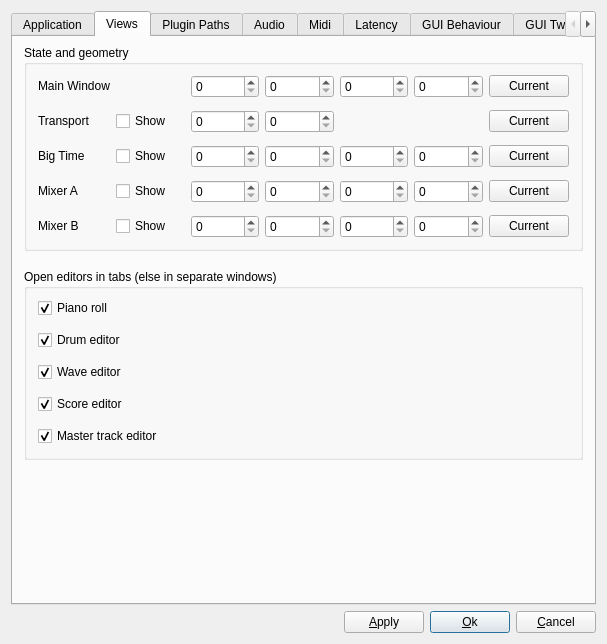
Old version of the form muse3/muse/components/gensetbase.ui in the repository emrum/muse.
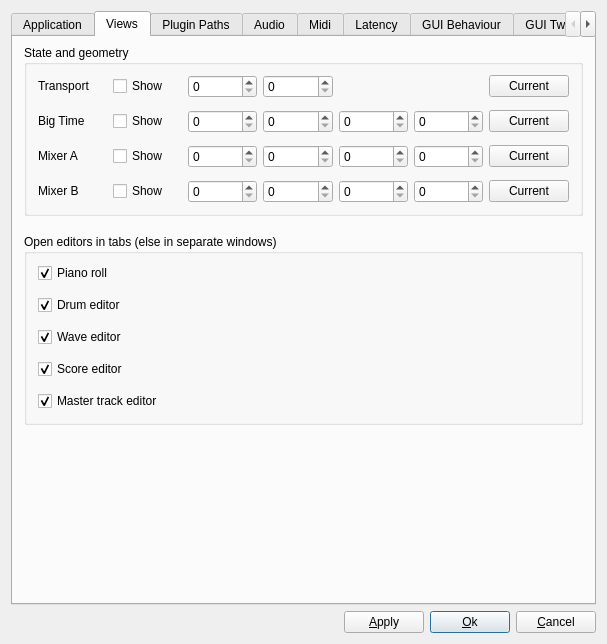
New version of the form. The open tabs and pages were chosen to show the change.

Commit message: Remove redundant state setting for main window

```diff
--- a/muse3/muse/components/gensetbase.ui
+++ b/muse3/muse/components/gensetbase.ui
@@ -355,81 +355,30 @@
           <property name="verticalSpacing">
            <number>12</number>
           </property>
-          <item row="1" column="3">
-           <widget class="QSpinBox" name="transportY">
-            <property name="toolTip">
-             <string>y-pos</string>
-            </property>
-            <property name="maximum">
-             <number>9999</number>
-            </property>
-           </widget>
-          </item>
           <item row="1" column="1">
-           <widget class="QCheckBox" name="showTransport">
-            <property name="text">
-             <string>Show</string>
-            </property>
-           </widget>
-          </item>
-          <item row="1" column="2">
-           <widget class="QSpinBox" name="transportX">
-            <property name="toolTip">
-             <string>x-pos</string>
-            </property>
-            <property name="maximum">
-             <number>9999</number>
-            </property>
-           </widget>
-          </item>
-          <item row="0" column="5">
-           <widget class="QSpinBox" name="mainH">
-            <property name="toolTip">
-             <string>height</string>
-            </property>
-            <property name="maximum">
-             <number>9999</number>
-            </property>
-           </widget>
-          </item>
-          <item row="0" column="4">
-           <widget class="QSpinBox" name="mainW">
-            <property name="toolTip">
-             <string>width</string>
-            </property>
-            <property name="maximum">
-             <number>9999</number>
-            </property>
-           </widget>
-          </item>
-          <item row="0" column="3">
-           <widget class="QSpinBox" name="mainY">
-            <property name="toolTip">
-             <string>y-pos</string>
-            </property>
-            <property name="maximum">
-             <number>9999</number>
-            </property>
-           </widget>
-          </item>
-          <item row="0" column="2">
-           <widget class="QSpinBox" name="mainX">
-            <property name="toolTip">
-             <string>x-pos</string>
-            </property>
-            <property name="maximum">
-             <number>9999</number>
-            </property>
-           </widget>
-          </item>
-          <item row="2" column="1">
            <widget class="QCheckBox" name="showBigtime">
             <property name="text">
              <string>Show</string>
             </property>
            </widget>
           </item>
-          <item row="2" column="2">
+          <item row="0" column="0">
+           <widget class="QLabel" name="textLabel2">
+            <property name="sizePolicy">
+             <sizepolicy hsizetype="Preferred" vsizetype="Fixed">
+              <horstretch>0</horstretch>
+              <verstretch>0</verstretch>
+             </sizepolicy>
+            </property>
+            <property name="text">
+             <string>Transport</string>
+            </property>
+            <property name="wordWrap">
+             <bool>false</bool>
+            </property>
+           </widget>
+          </item>
+          <item row="1" column="2">
            <widget class="QSpinBox" name="bigtimeX">
             <property name="toolTip">
              <string>x-pos</string>
@@ -440,7 +389,7 @@
            </widget>
           </item>
           <item row="2" column="3">
-           <widget class="QSpinBox" name="bigtimeY">
+           <widget class="QSpinBox" name="mixerY">
             <property name="toolTip">
              <string>y-pos</string>
             </property>
@@ -449,41 +398,77 @@
             </property>
            </widget>
           </item>
-          <item row="2" column="4">
-           <widget class="QSpinBox" name="bigtimeW">
-            <property name="toolTip">
-             <string>width</string>
-            </property>
-            <property name="maximum">
-             <number>9999</number>
-            </property>
-           </widget>
-          </item>
-          <item row="2" column="5">
-           <widget class="QSpinBox" name="bigtimeH">
-            <property name="toolTip">
-             <string>height</string>
-            </property>
-            <property name="maximum">
-             <number>9999</number>
-            </property>
-           </widget>
-          </item>
-          <item row="3" column="1">
+          <item row="2" column="1">
            <widget class="QCheckBox" name="showMixer">
             <property name="text">
              <string>Show</string>
             </property>
            </widget>
           </item>
-          <item row="4" column="1">
+          <item row="0" column="2">
+           <widget class="QSpinBox" name="transportX">
+            <property name="toolTip">
+             <string>x-pos</string>
+            </property>
+            <property name="maximum">
+             <number>9999</number>
+            </property>
+           </widget>
+          </item>
+          <item row="3" column="3">
+           <widget class="QSpinBox" name="mixer2Y">
+            <property name="toolTip">
+             <string>y-pos</string>
+            </property>
+            <property name="maximum">
+             <number>9999</number>
+            </property>
+           </widget>
+          </item>
+          <item row="0" column="3">
+           <widget class="QSpinBox" name="transportY">
+            <property name="toolTip">
+             <string>y-pos</string>
+            </property>
+            <property name="maximum">
+             <number>9999</number>
+            </property>
+           </widget>
+          </item>
+          <item row="3" column="1">
            <widget class="QCheckBox" name="showMixer2">
             <property name="text">
              <string>Show</string>
             </property>
            </widget>
           </item>
-          <item row="3" column="0">
+          <item row="1" column="4">
+           <widget class="QSpinBox" name="bigtimeW">
+            <property name="toolTip">
+             <string>width</string>
+            </property>
+            <property name="maximum">
+             <number>9999</number>
+            </property>
+           </widget>
+          </item>
+          <item row="0" column="6">
+           <widget class="QPushButton" name="setTransportCurrent">
+            <property name="sizePolicy">
+             <sizepolicy hsizetype="Preferred" vsizetype="Fixed">
+              <horstretch>0</horstretch>
+              <verstretch>0</verstretch>
+             </sizepolicy>
+            </property>
+            <property name="toolTip">
+             <string>Set current values</string>
+            </property>
+            <property name="text">
+             <string>Current</string>
+            </property>
+           </widget>
+          </item>
+          <item row="2" column="0">
            <widget class="QLabel" name="textLabel4">
             <property name="sizePolicy">
              <sizepolicy hsizetype="Preferred" vsizetype="Fixed">
@@ -499,23 +484,20 @@
             </property>
            </widget>
           </item>
-          <item row="4" column="0">
-           <widget class="QLabel" name="textLabel4_2">
+          <item row="2" column="6">
+           <widget class="QPushButton" name="setMixerCurrent">
             <property name="sizePolicy">
-             <sizepolicy hsizetype="Preferred" vsizetype="Fixed">
+             <sizepolicy hsizetype="Minimum" vsizetype="Fixed">
               <horstretch>0</horstretch>
               <verstretch>0</verstretch>
              </sizepolicy>
             </property>
             <property name="text">
-             <string>Mixer B</string>
-            </property>
-            <property name="wordWrap">
-             <bool>false</bool>
+             <string>Current</string>
             </property>
            </widget>
           </item>
-          <item row="2" column="0">
+          <item row="1" column="0">
            <widget class="QLabel" name="textLabel3">
             <property name="sizePolicy">
              <sizepolicy hsizetype="Preferred" vsizetype="Fixed">
@@ -531,40 +513,35 @@
             </property>
            </widget>
           </item>
-          <item row="0" column="0">
-           <widget class="QLabel" name="textLabel1_3">
-            <property name="sizePolicy">
-             <sizepolicy hsizetype="Preferred" vsizetype="Fixed">
-              <horstretch>0</horstretch>
-              <verstretch>0</verstretch>
-             </sizepolicy>
+          <item row="1" column="5">
+           <widget class="QSpinBox" name="bigtimeH">
+            <property name="toolTip">
+             <string>height</string>
             </property>
-            <property name="text">
-             <string>Main Window</string>
+            <property name="maximum">
+             <number>9999</number>
             </property>
-            <property name="wordWrap">
-             <bool>false</bool>
-            </property>
            </widget>
           </item>
-          <item row="1" column="0">
-           <widget class="QLabel" name="textLabel2">
-            <property name="sizePolicy">
-             <sizepolicy hsizetype="Preferred" vsizetype="Fixed">
-              <horstretch>0</horstretch>
-              <verstretch>0</verstretch>
-             </sizepolicy>
+          <item row="2" column="2">
+           <widget class="QSpinBox" name="mixerX">
+            <property name="toolTip">
+             <string>x-pos</string>
             </property>
-            <property name="text">
-             <string>Transport</string>
+            <property name="maximum">
+             <number>9999</number>
             </property>
-            <property name="wordWrap">
-             <bool>false</bool>
+           </widget>
+          </item>
+          <item row="0" column="1">
+           <widget class="QCheckBox" name="showTransport">
+            <property name="text">
+             <string>Show</string>
             </property>
            </widget>
           </item>
           <item row="3" column="5">
-           <widget class="QSpinBox" name="mixerH">
+           <widget class="QSpinBox" name="mixer2H">
             <property name="toolTip">
              <string>height</string>
             </property>
@@ -573,7 +550,7 @@
             </property>
            </widget>
           </item>
-          <item row="3" column="4">
+          <item row="2" column="4">
            <widget class="QSpinBox" name="mixerW">
             <property name="toolTip">
              <string>width</string>
@@ -583,83 +560,7 @@
             </property>
            </widget>
           </item>
-          <item row="3" column="3">
-           <widget class="QSpinBox" name="mixerY">
-            <property name="toolTip">
-             <string>y-pos</string>
-            </property>
-            <property name="maximum">
-             <number>9999</number>
-            </property>
-           </widget>
-          </item>
-          <item row="3" column="2">
-           <widget class="QSpinBox" name="mixerX">
-            <property name="toolTip">
-             <string>x-pos</string>
-            </property>
-            <property name="maximum">
-             <number>9999</number>
-            </property>
-           </widget>
-          </item>
           <item row="3" column="6">
-           <widget class="QPushButton" name="setMixerCurrent">
-            <property name="sizePolicy">
-             <sizepolicy hsizetype="Minimum" vsizetype="Fixed">
-              <horstretch>0</horstretch>
-              <verstretch>0</verstretch>
-             </sizepolicy>
-            </property>
-            <property name="toolTip">
-             <string>Set current values</string>
-            </property>
-            <property name="text">
-             <string>Current</string>
-            </property>
-           </widget>
-          </item>
-          <item row="4" column="5">
-           <widget class="QSpinBox" name="mixer2H">
-            <property name="toolTip">
-             <string>height</string>
-            </property>
-            <property name="maximum">
-             <number>9999</number>
-            </property>
-           </widget>
-          </item>
-          <item row="4" column="4">
-           <widget class="QSpinBox" name="mixer2W">
-            <property name="toolTip">
-             <string>width</string>
-            </property>
-            <property name="maximum">
-             <number>9999</number>
-            </property>
-           </widget>
-          </item>
-          <item row="4" column="3">
-           <widget class="QSpinBox" name="mixer2Y">
-            <property name="toolTip">
-             <string>y-pos</string>
-            </property>
-            <property name="maximum">
-             <number>9999</number>
-            </property>
-           </widget>
-          </item>
-          <item row="4" column="2">
-           <widget class="QSpinBox" name="mixer2X">
-            <property name="toolTip">
-             <string>x-pos</string>
-            </property>
-            <property name="maximum">
-             <number>9999</number>
-            </property>
-           </widget>
-          </item>
-          <item row="4" column="6">
            <widget class="QPushButton" name="setMixer2Current">
             <property name="sizePolicy">
              <sizepolicy hsizetype="Minimum" vsizetype="Fixed">
@@ -675,40 +576,18 @@
             </property>
            </widget>
           </item>
-          <item row="2" column="6">
-           <widget class="QPushButton" name="setBigtimeCurrent">
-            <property name="sizePolicy">
-             <sizepolicy hsizetype="Preferred" vsizetype="Fixed">
-              <horstretch>0</horstretch>
-              <verstretch>0</verstretch>
-             </sizepolicy>
-            </property>
+          <item row="3" column="2">
+           <widget class="QSpinBox" name="mixer2X">
             <property name="toolTip">
              <string>Set current values</string>
             </property>
-            <property name="text">
-             <string>Current</string>
-            </property>
-           </widget>
-          </item>
-          <item row="0" column="6">
-           <widget class="QPushButton" name="setMainCurrent">
-            <property name="sizePolicy">
-             <sizepolicy hsizetype="Preferred" vsizetype="Fixed">
-              <horstretch>0</horstretch>
-              <verstretch>0</verstretch>
-             </sizepolicy>
-            </property>
-            <property name="toolTip">
-             <string>Set current values</string>
-            </property>
-            <property name="text">
-             <string>Current</string>
+            <property name="maximum">
+             <number>9999</number>
             </property>
            </widget>
           </item>
           <item row="1" column="6">
-           <widget class="QPushButton" name="setTransportCurrent">
+           <widget class="QPushButton" name="setBigtimeCurrent">
             <property name="sizePolicy">
              <sizepolicy hsizetype="Preferred" vsizetype="Fixed">
               <horstretch>0</horstretch>
@@ -723,6 +602,52 @@
             </property>
            </widget>
           </item>
+          <item row="3" column="4">
+           <widget class="QSpinBox" name="mixer2W">
+            <property name="toolTip">
+             <string>width</string>
+            </property>
+            <property name="maximum">
+             <number>9999</number>
+            </property>
+           </widget>
+          </item>
+          <item row="3" column="0">
+           <widget class="QLabel" name="textLabel4_2">
+            <property name="sizePolicy">
+             <sizepolicy hsizetype="Preferred" vsizetype="Fixed">
+              <horstretch>0</horstretch>
+              <verstretch>0</verstretch>
+             </sizepolicy>
+            </property>
+            <property name="text">
+             <string>Mixer B</string>
+            </property>
+            <property name="wordWrap">
+             <bool>false</bool>
+            </property>
+           </widget>
+          </item>
+          <item row="1" column="3">
+           <widget class="QSpinBox" name="bigtimeY">
+            <property name="toolTip">
+             <string>y-pos</string>
+            </property>
+            <property name="maximum">
+             <number>9999</number>
+            </property>
+           </widget>
+          </item>
+          <item row="2" column="5">
+           <widget class="QSpinBox" name="mixerH">
+            <property name="toolTip">
+             <string>height</string>
+            </property>
+            <property name="maximum">
+             <number>9999</number>
+            </property>
+           </widget>
+          </item>
          </layout>
         </widget>
        </item>
```
Left out of the diff: 10 changed lines with no effect on the pictures. The commit also changes 2 other files.
